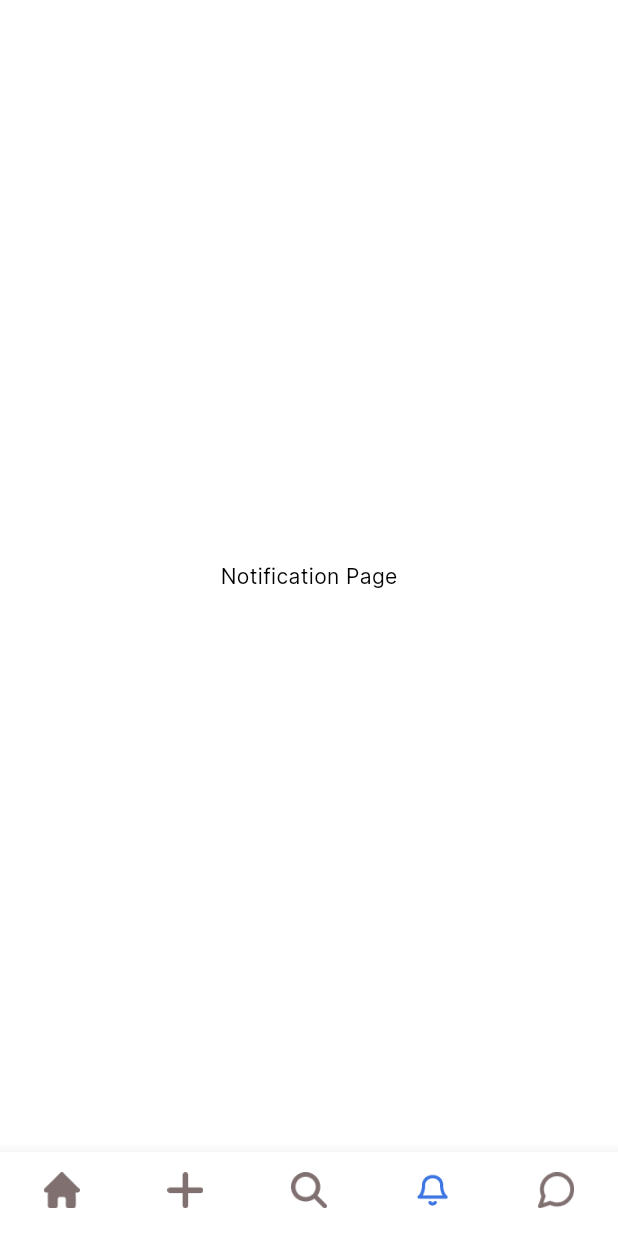
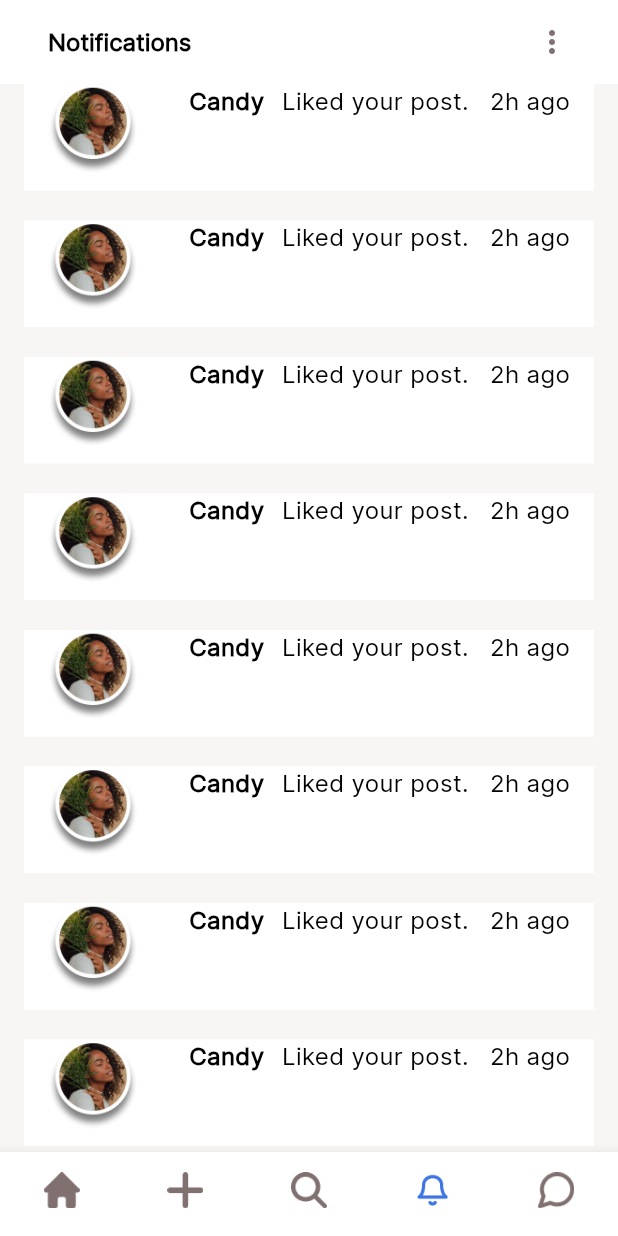
Before and after one commit to ChoSuWai/Travel-app, a Flutter app: the screen it shows after launch, item 4 of the bottom bar chosen, on a phone screen of 412 x 824 dp. Run offline on Flutter 3.47's test engine with Material 3 defaults, Android fonts, the phone set to English and light mode, and no system bars; our stand-ins replace smooth_page_indicator.

Commit message:
Notifications Screen POC added (need to update)

```diff
--- /dev/null
+++ b/lib/list_items/notification_list_item_view.dart
@@ -0,0 +1,59 @@
+import 'package:flutter/material.dart';
+import 'package:travel_app/utils/images.dart';
+
+import '../utils/dimens.dart';
+
+class NotificationListItemView extends StatelessWidget {
+  const NotificationListItemView({super.key});
+
+  @override
+  Widget build(BuildContext context) {
+    return Container(
+      color: Colors.white,
+      height: kNotificationItemHeight,
+      padding: const EdgeInsets.symmetric(horizontal: kMarginMedium2),
+      child: Row(
+        crossAxisAlignment: CrossAxisAlignment.start,
+        mainAxisAlignment: MainAxisAlignment.spaceBetween,
+        children: [
+          ClipOval(
+            child: Image.asset(
+              kSmallProfileImage,
+              width: kMargin60,
+              height: kMargin60,
+              fit: BoxFit.cover,
+            ),
+          ),
+          const SizedBox(
+            width: kMarginMedium3,
+          ),
+          const Text(
+            "Candy ",
+            style: TextStyle(
+              color: Colors.black,
+              fontWeight: FontWeight.bold,
+              fontSize: kTextRegular2x,
+            ),
+          ),
+          const Text(
+            "Liked your post.",
+            style: TextStyle(
+              color: Colors.black,
+              fontSize: kTextRegular2x,
+            ),
+          ),
+          const SizedBox(
+            height: kMarginMedium3,
+          ),
+          const Text(
+            "2h ago",
+            style: TextStyle(
+              color: Colors.black,
+              fontSize: kTextRegular2x,
+            ),
+          )
+        ],
+      ),
+    );
+  }
+}
--- a/lib/pages/notification_page.dart
+++ b/lib/pages/notification_page.dart
@@ -1,18 +1,71 @@
 import 'package:flutter/material.dart';
+import 'package:travel_app/list_items/notification_list_item_view.dart';
 import 'package:travel_app/utils/colors.dart';
+
+import '../utils/dimens.dart';
 
 class NotificationPage extends StatelessWidget {
   const NotificationPage({super.key});
 
   @override
   Widget build(BuildContext context) {
-    return const Scaffold(
-      backgroundColor: kBackgroundColor,
-      body: Center(
-        child: Text(
-          "Notification Page",
-          style: TextStyle(color: Colors.black),
+    return Scaffold(
+        backgroundColor: kBackgroundColor,
+
+        /// App Bar
+        appBar: AppBar(
+          centerTitle: false,
+          backgroundColor: Colors.white,
+          title: const Padding(
+            padding: EdgeInsets.symmetric(horizontal: kMarginMedium2),
+            child: Row(
+              mainAxisAlignment: MainAxisAlignment.spaceBetween,
+              children: [
+                Text(
+                  "Notifications",
+                  style: TextStyle(
+                      color: Colors.black,
+                      fontSize: kTextRegular2x,
+                      fontWeight: FontWeight.bold),
+                ),
+                Icon(
+                  Icons.more_vert,
+                  color: kSecondaryColor,
+                  size: kMarginLarge,
+                ),
+              ],
+            ),
+          ),
         ),
+        body: const NotificationScreenBodyView());
+  }
+}
+
+class NotificationScreenBodyView extends StatelessWidget {
+  const NotificationScreenBodyView({super.key});
+
+  @override
+  Widget build(BuildContext context) {
+    return Container(
+      color: kNotificationScreenBackgroundColor,
+      child: CustomScrollView(
+        slivers: [
+          SliverPadding(
+            padding: const EdgeInsets.symmetric(horizontal: kMarginMedium2),
+            sliver: SliverGrid(
+              delegate: SliverChildBuilderDelegate(
+                (context, index) {
+                  return const NotificationListItemView();
+                },
+                childCount: 10,
+              ),
+              gridDelegate: const SliverGridDelegateWithFixedCrossAxisCount(
+                  crossAxisCount: 1,
+                  mainAxisExtent: kNotificationItemHeight,
+                  mainAxisSpacing: kMarginMedium3),
+            ),
+          )
+        ],
       ),
     );
   }
--- a/lib/utils/colors.dart
+++ b/lib/utils/colors.dart
@@ -10,3 +10,4 @@ const Color kTravelPlaceGradientColor = Color.fromRGBO(255, 255, 255, 0.65);
 const Color kInactiveDotsColor = Color.fromRGBO(255, 255, 255, 0.65);
 
 const Color kAddPostAppBarColor = Color(0xFFE8FBFC);
+const Color kNotificationScreenBackgroundColor = Color(0xFFF8F5F5);
--- a/lib/utils/dimens.dart
+++ b/lib/utils/dimens.dart
@@ -33,3 +33,5 @@ const double kDotsIndicatorContainerHeight = 265;
 const double kActivitiesImageWidth = 150;
 const double kActivitiesImageHeight = 150;
 const double kActivitiesListItemAndTextHeight = 200;
+
+const double kNotificationItemHeight = 71;
```
